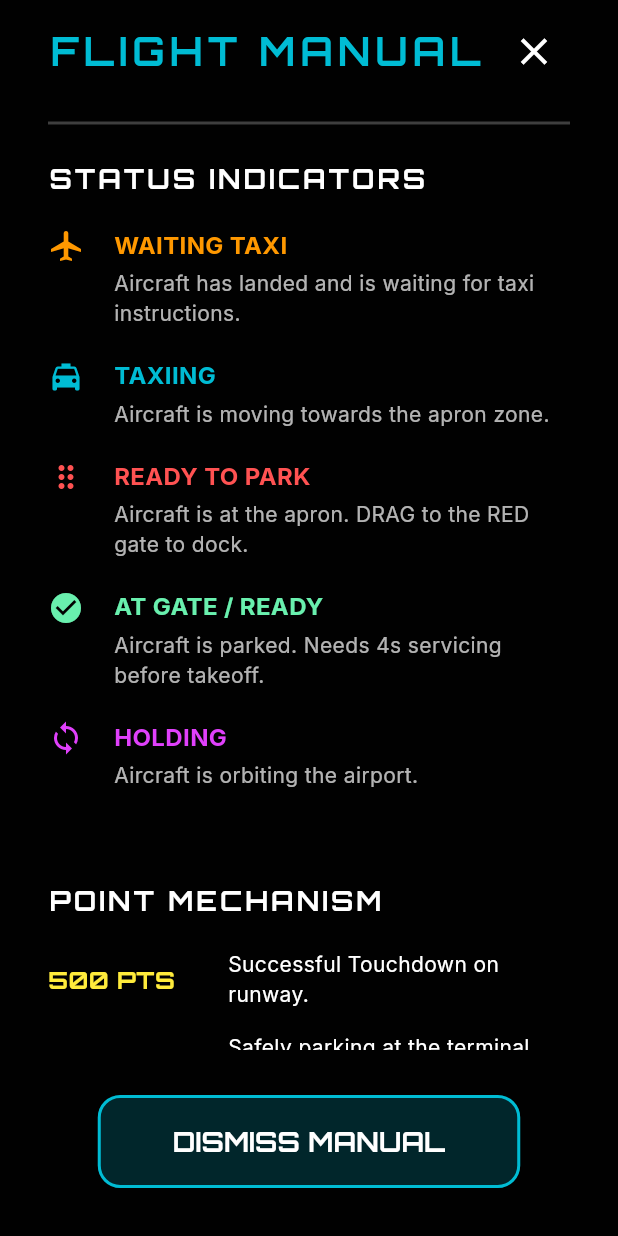
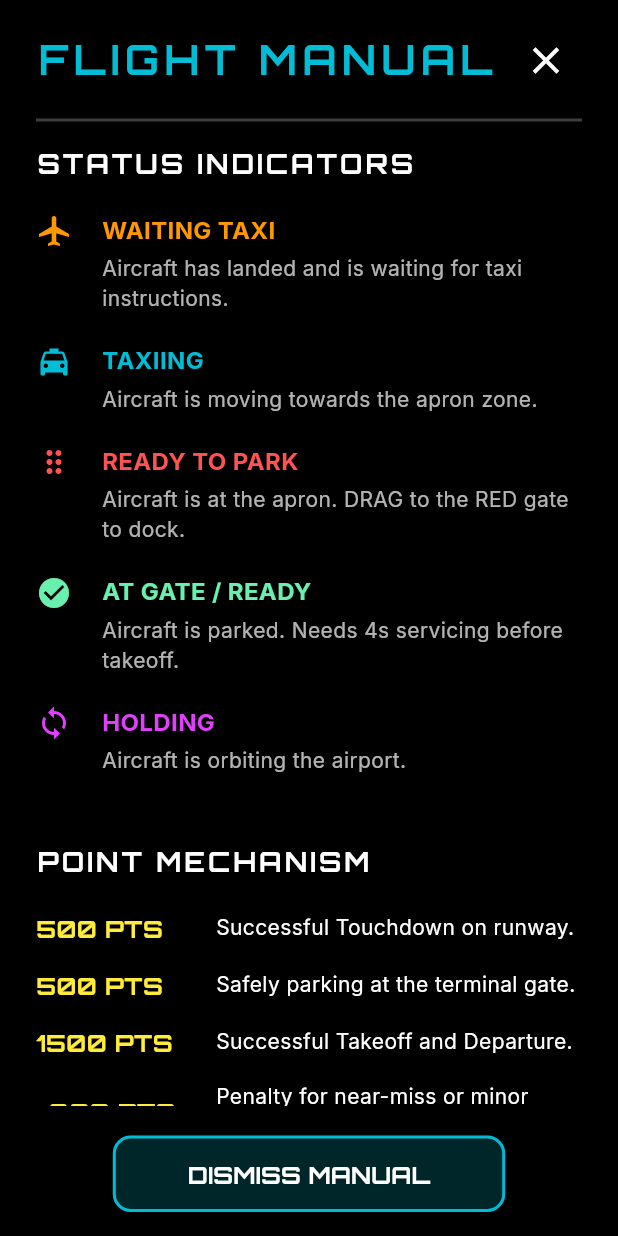
Before and after one commit to sachincredible9/Radar_rush, a Flutter app: the InstructionsOverlay screen opened directly with empty values, on a phone screen of 412 x 824 dp. Run offline on Flutter 3.47's test engine with Material 3 defaults, Android fonts, the phone set to English and light mode, and no system bars; our stand-ins replace audioplayers, firebase_analytics, firebase_auth, firebase_core, flutter_animate, flutter_native_splash and 8 more; missing offline and left inert: flame, flame_audio; accounts and stored records are empty; network calls fail.

Commit message:
style(instructions): convert overlay to opaque Scaffold, preventing background overlap and ensuring flawless typography alignment

```diff
--- a/lib/ui/instructions.dart
+++ b/lib/ui/instructions.dart
@@ -33,15 +33,16 @@ class _InstructionsOverlayState extends State<InstructionsOverlay> {
     final screenWidth = MediaQuery.of(context).size.width;
     final isIPad = screenWidth > 800;
 
-    return Container(
-      color: Colors.black.withOpacity(0.95),
+    return Scaffold(
+      backgroundColor: Colors.black,
+      body: SafeArea(
+        child: Padding(
           padding: EdgeInsets.fromLTRB(
-        isIPad ? 60 : 32,
-        isIPad ? 60 : 10, // Reduced top padding to clear notch via SafeArea only
-        isIPad ? 60 : 32,
-        isIPad ? 60 : 32
+            isIPad ? 60 : 24,
+            isIPad ? 30 : 16,
+            isIPad ? 60 : 24,
+            isIPad ? 40 : 16
           ),
-      child: SafeArea(
           child: Center(
             child: Container(
               constraints: BoxConstraints(maxWidth: isIPad ? 900 : 700),
@@ -73,9 +74,10 @@ class _InstructionsOverlayState extends State<InstructionsOverlay> {
                       ),
                     ],
                   ),
-                const Divider(color: Colors.white24, height: 48, thickness: 2),
+                  const Divider(color: Colors.white24, height: 32, thickness: 2),
                   Expanded(
                     child: ListView(
+                      physics: const BouncingScrollPhysics(),
                       children: [
                         _buildSection('STATUS INDICATORS', isIPad, [
                           _buildRow(Icons.airplanemode_active, Colors.orange, 'WAITING TAXI', 'Aircraft has landed and is waiting for taxi instructions.', isIPad),
@@ -84,28 +86,28 @@ class _InstructionsOverlayState extends State<InstructionsOverlay> {
                           _buildRow(Icons.check_circle, Colors.greenAccent, 'AT GATE / READY', 'Aircraft is parked. Needs 4s servicing before takeoff.', isIPad),
                           _buildRow(Icons.loop, Colors.purpleAccent, 'HOLDING', 'Aircraft is orbiting the airport.', isIPad),
                         ]),
-                      const SizedBox(height: 40),
+                        const SizedBox(height: 24),
                         _buildSection('POINT MECHANISM', isIPad, [
                           _buildPointRow('500 PTS', 'Successful Touchdown on runway.', isIPad),
                           _buildPointRow('500 PTS', 'Safely parking at the terminal gate.', isIPad),
                           _buildPointRow('1500 PTS', 'Successful Takeoff and Departure.', isIPad),
                           _buildPointRow('-300 PTS', 'Penalty for near-miss or minor collision.', isIPad),
                         ]),
-                      const SizedBox(height: 40),
+                        const SizedBox(height: 24),
                         _buildSection('ATC COMMANDS', isIPad, [
                           _buildCmdRow('LAND', 'Clears plane to land on the nearest runway.', isIPad),
                           _buildCmdRow('TAXI', 'Directs landed planes to the apron for parking.', isIPad),
                           _buildCmdRow('TAKEOFF', 'Clears parked OR landed planes for immediate departure.', isIPad),
                           _buildCmdRow('DRAG', 'Manual: Drag plane from apron to the highlighted RED gate.', isIPad),
                         ]),
-                      const SizedBox(height: 40),
+                        const SizedBox(height: 24),
                         _buildSection('AUDIO DICTIONARY', isIPad, [
                           _buildAudioRow(Icons.radar, 'RADAR PING', 'New aircraft contact detected in your sector.', () => getIt<AudioService>().playSfx('radar_ping.mp3'), () => {}, isIPad),
                           _buildAudioRow(Icons.flight_takeoff, 'TAKEOFF ROAR', 'Aircraft has initiated departure engine power.', () => getIt<AudioService>().playTakeoffSound(), () => getIt<AudioService>().stopTakeoffSound(), isIPad),
                           _buildAudioRow(Icons.people, 'AIRPORT CROWD', 'Ambient terminal background atmosphere.', () => getIt<AudioService>().playCrowdAmbiance(), () => getIt<AudioService>().stopCrowdAmbiance(), isIPad),
                           _buildAudioRow(Icons.warning, 'CRASH IMPACT', 'Critical alert for mid-air collision.', () => getIt<AudioService>().playSfx('plane_crash.wav'), () => {}, isIPad),
                         ]),
-                      const SizedBox(height: 40),
+                        const SizedBox(height: 24),
                         _buildSection('SYSTEM SETTINGS', isIPad, [
                           Padding(
                             padding: const EdgeInsets.only(bottom: 20),
@@ -138,20 +140,21 @@ class _InstructionsOverlayState extends State<InstructionsOverlay> {
                       ],
                     ),
                   ),
-                const SizedBox(height: 30),
+                  const SizedBox(height: 20),
                   Center(
                     child: ElevatedButton(
                       onPressed: _dismissManual,
                       style: ElevatedButton.styleFrom(
                         backgroundColor: Colors.cyan.withOpacity(0.2),
                         side: const BorderSide(color: Colors.cyan, width: 2),
-                    padding: EdgeInsets.symmetric(horizontal: isIPad ? 80 : 50, vertical: isIPad ? 25 : 18),
-                    shape: RoundedRectangleBorder(borderRadius: BorderRadius.circular(15)),
+                        padding: EdgeInsets.symmetric(horizontal: isIPad ? 80 : 50, vertical: isIPad ? 20 : 14),
+                        shape: RoundedRectangleBorder(borderRadius: BorderRadius.circular(12)),
                       ),
-                  child: Text('DISMISS MANUAL', style: GoogleFonts.orbitron(color: Colors.white, fontSize: isIPad ? 24 : 18, fontWeight: FontWeight.bold)),
+                      child: Text('DISMISS MANUAL', style: GoogleFonts.orbitron(color: Colors.white, fontSize: isIPad ? 22 : 16, fontWeight: FontWeight.bold)),
                     ),
                   ),
                 ],
+              ),
             ),
           ),
         ),
```
Lines whose indentation alone changed are shown as unchanged.
